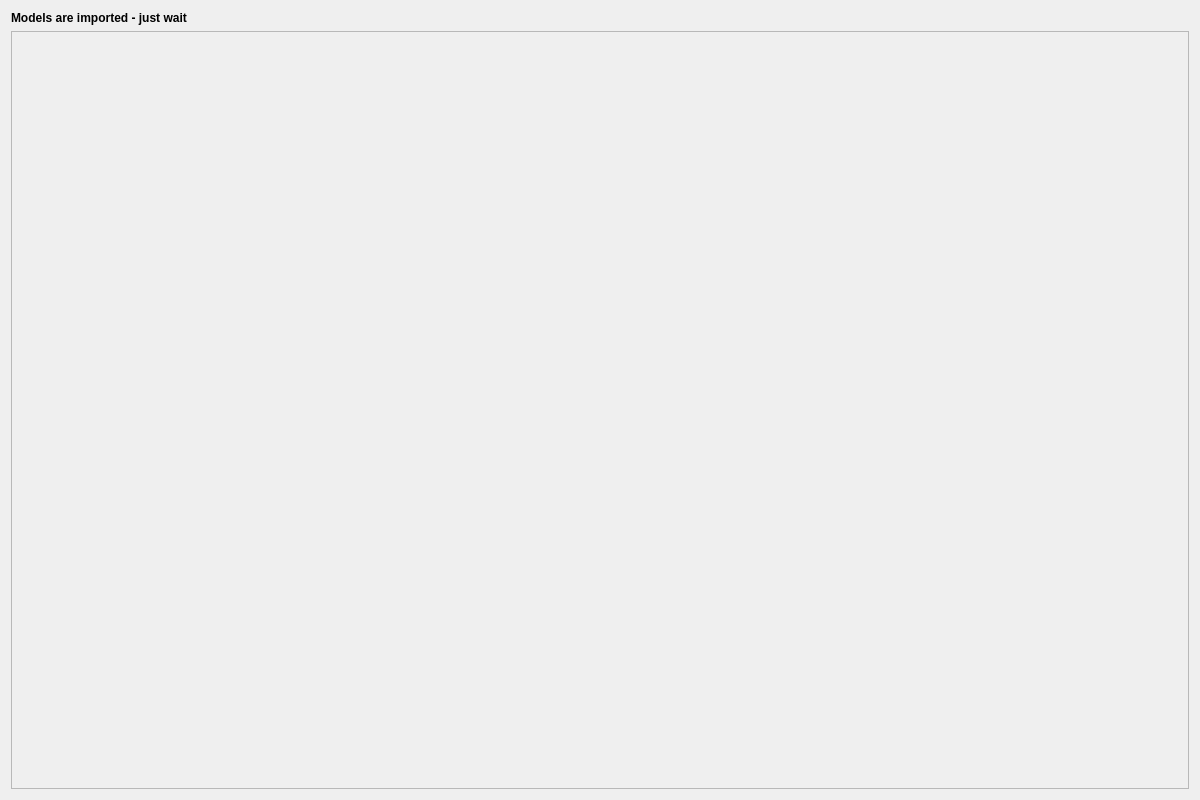
The window that QgisModelBaker/ui/import_execution.ui (opengisch/QgisModelBaker) describes before a commit, drawn with Qt 5.
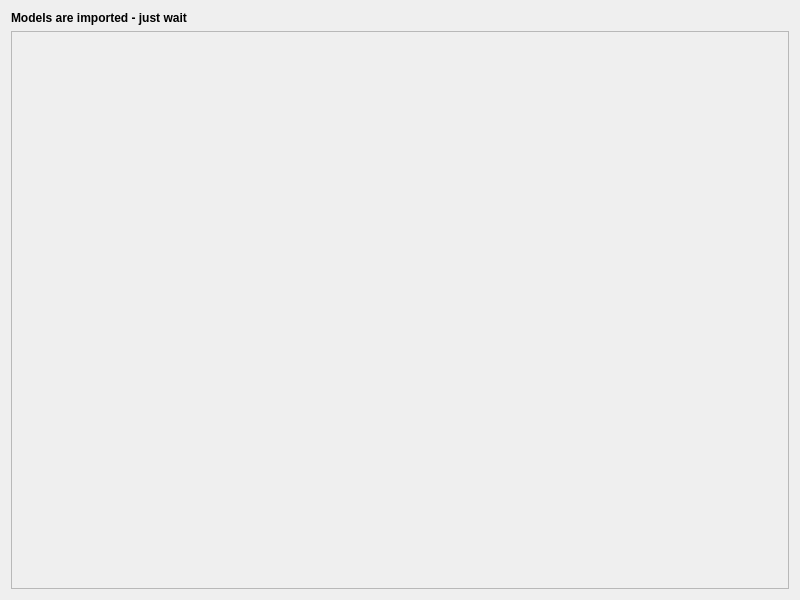
The same window after the commit.

```diff
--- a/QgisModelBaker/ui/import_execution.ui
+++ b/QgisModelBaker/ui/import_execution.ui
@@ -6,8 +6,8 @@
    <rect>
     <x>0</x>
     <y>0</y>
-    <width>1200</width>
-    <height>800</height>
+    <width>800</width>
+    <height>600</height>
    </rect>
   </property>
   <property name="windowTitle">
```
